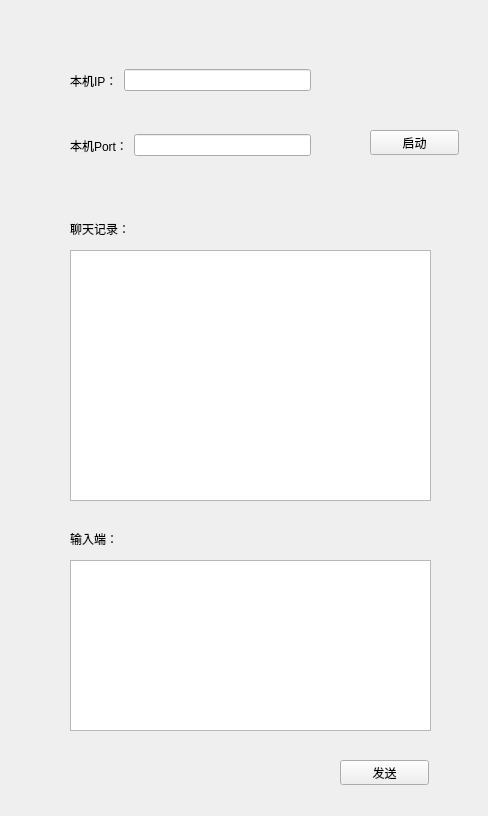
Before: the Qt Designer form Qt_Project_Code/Qt_learning_demo/56_UDP/Receiver/Receiver/widget.ui in yin-roc/Ubuntu20.04, drawn with Qt 5.
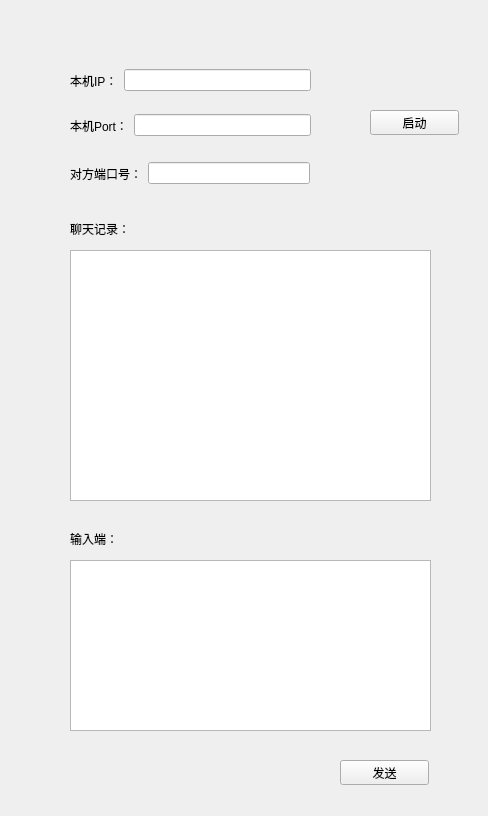
After: the same form once the commit is applied.

Patch:
```diff
--- a/Qt_Project_Code/Qt_learning_demo/56_UDP/Receiver/Receiver/widget.ui
+++ b/Qt_Project_Code/Qt_learning_demo/56_UDP/Receiver/Receiver/widget.ui
@@ -76,7 +76,7 @@
    <property name="geometry">
     <rect>
      <x>370</x>
-     <y>130</y>
+     <y>110</y>
      <width>89</width>
      <height>25</height>
     </rect>
@@ -107,11 +107,11 @@
     </item>
    </layout>
   </widget>
-  <widget class="QWidget" name="">
+  <widget class="QWidget" name="layoutWidget">
    <property name="geometry">
     <rect>
      <x>70</x>
-     <y>130</y>
+     <y>110</y>
      <width>241</width>
      <height>31</height>
     </rect>
@@ -129,6 +129,28 @@
     </item>
    </layout>
   </widget>
+  <widget class="QWidget" name="">
+   <property name="geometry">
+    <rect>
+     <x>70</x>
+     <y>160</y>
+     <width>240</width>
+     <height>27</height>
+    </rect>
+   </property>
+   <layout class="QHBoxLayout" name="horizontalLayout_3">
+    <item>
+     <widget class="QLabel" name="label_5">
+      <property name="text">
+       <string>对方端口号：</string>
+      </property>
+     </widget>
+    </item>
+    <item>
+     <widget class="QLineEdit" name="lineEdit_3"/>
+    </item>
+   </layout>
+  </widget>
  </widget>
  <resources/>
  <connections/>
```
Left out of the diff: 2 changed lines with no effect on the pictures.
